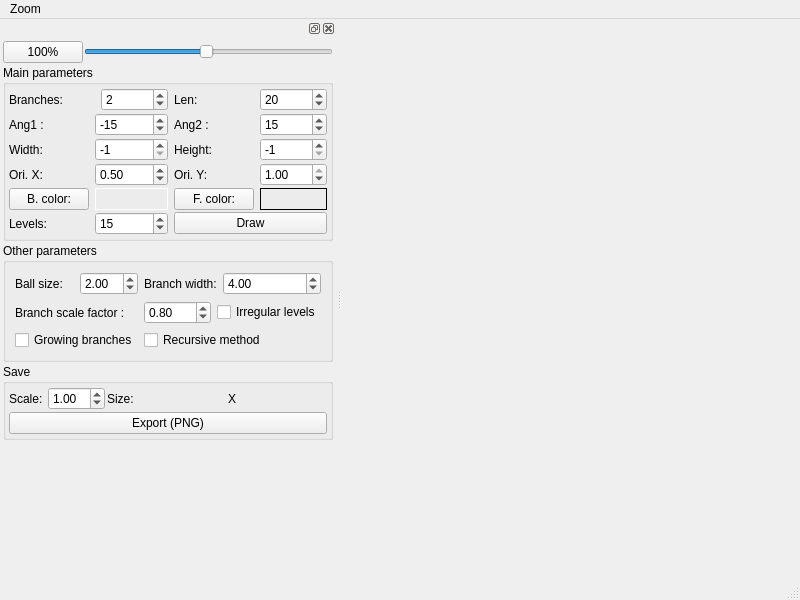
The window that src/mainwindow.ui (otre99/BeautifulTree) describes before a commit, drawn with Qt 5.
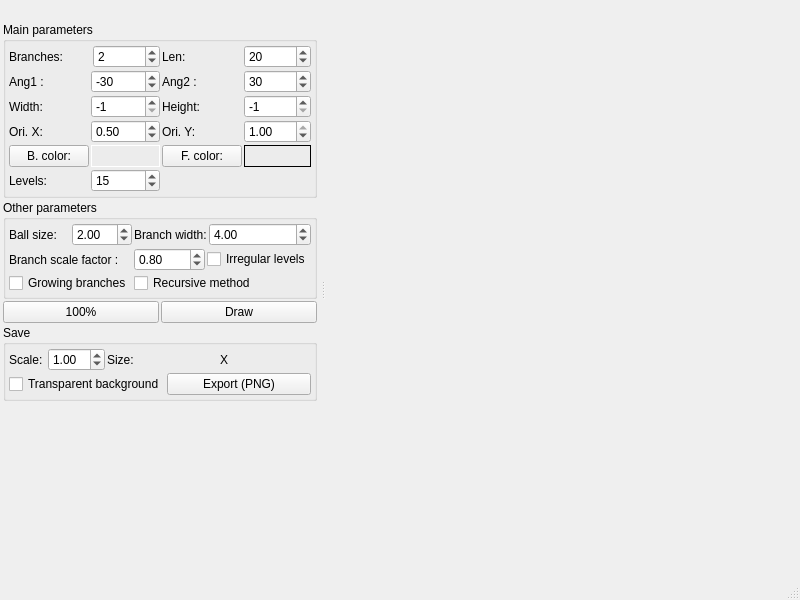
The same window after the commit.

Patch:
```diff
--- a/src/mainwindow.ui
+++ b/src/mainwindow.ui
@@ -20,26 +20,20 @@
      <x>0</x>
      <y>0</y>
      <width>800</width>
-     <height>20</height>
+     <height>22</height>
     </rect>
    </property>
-   <widget class="QMenu" name="menuZoom">
-    <property name="title">
-     <string>Zoom</string>
-    </property>
-   </widget>
-   <addaction name="menuZoom"/>
   </widget>
   <widget class="QStatusBar" name="statusbar"/>
   <widget class="QDockWidget" name="dockWidget">
+   <property name="features">
+    <set>QDockWidget::NoDockWidgetFeatures</set>
+   </property>
    <attribute name="dockWidgetArea">
     <number>1</number>
    </attribute>
    <widget class="QWidget" name="dockWidgetContents">
-    <layout class="QVBoxLayout" name="verticalLayout">
-     <property name="spacing">
-      <number>2</number>
-     </property>
+    <layout class="QGridLayout" name="gridLayout_4">
      <property name="leftMargin">
       <number>3</number>
      </property>
@@ -52,49 +46,10 @@
      <property name="bottomMargin">
       <number>3</number>
      </property>
-     <item>
-      <layout class="QHBoxLayout" name="horizontalLayout_5">
-       <property name="spacing">
-        <number>1</number>
-       </property>
-       <item>
-        <widget class="QPushButton" name="pushButton">
-         <property name="sizePolicy">
-          <sizepolicy hsizetype="Preferred" vsizetype="Fixed">
-           <horstretch>0</horstretch>
-           <verstretch>0</verstretch>
-          </sizepolicy>
-         </property>
-         <property name="text">
-          <string>100%</string>
-         </property>
-        </widget>
-       </item>
-       <item>
-        <widget class="QSlider" name="horizontalSlider">
-         <property name="sizePolicy">
-          <sizepolicy hsizetype="MinimumExpanding" vsizetype="Fixed">
-           <horstretch>0</horstretch>
-           <verstretch>0</verstretch>
-          </sizepolicy>
-         </property>
-         <property name="minimum">
-          <number>10</number>
-         </property>
-         <property name="maximum">
-          <number>1010</number>
-         </property>
-         <property name="value">
-          <number>500</number>
-         </property>
-         <property name="orientation">
-          <enum>Qt::Horizontal</enum>
-         </property>
-        </widget>
-       </item>
-      </layout>
-     </item>
-     <item>
+     <property name="spacing">
+      <number>2</number>
+     </property>
+     <item row="0" column="0" colspan="2">
       <widget class="QGroupBox" name="groupBox">
        <property name="title">
         <string>Main parameters</string>
@@ -112,9 +67,28 @@
         <property name="bottomMargin">
          <number>3</number>
         </property>
-        <property name="verticalSpacing">
+        <property name="spacing">
          <number>2</number>
         </property>
+        <item row="1" column="5">
+         <widget class="QSpinBox" name="spinBoxAng2">
+          <property name="sizePolicy">
+           <sizepolicy hsizetype="MinimumExpanding" vsizetype="Fixed">
+            <horstretch>0</horstretch>
+            <verstretch>0</verstretch>
+           </sizepolicy>
+          </property>
+          <property name="minimum">
+           <number>-90</number>
+          </property>
+          <property name="maximum">
+           <number>90</number>
+          </property>
+          <property name="value">
+           <number>30</number>
+          </property>
+         </widget>
+        </item>
         <item row="5" column="0">
          <widget class="QLabel" name="label">
           <property name="text">
@@ -122,16 +96,168 @@
           </property>
          </widget>
         </item>
-        <item row="5" column="1" colspan="2">
-         <widget class="QSpinBox" name="spinBoxLevels">
+        <item row="3" column="4">
+         <widget class="QLabel" name="label_12">
+          <property name="text">
+           <string>Ori. Y:</string>
+          </property>
+         </widget>
+        </item>
+        <item row="1" column="1" colspan="2">
+         <widget class="QSpinBox" name="spinBoxAng1">
+          <property name="sizePolicy">
+           <sizepolicy hsizetype="MinimumExpanding" vsizetype="Fixed">
+            <horstretch>0</horstretch>
+            <verstretch>0</verstretch>
+           </sizepolicy>
+          </property>
+          <property name="minimum">
+           <number>-90</number>
+          </property>
+          <property name="maximum">
+           <number>90</number>
+          </property>
+          <property name="value">
+           <number>-30</number>
+          </property>
+         </widget>
+        </item>
+        <item row="1" column="4">
+         <widget class="QLabel" name="label_5">
+          <property name="text">
+           <string>Ang2 :</string>
+          </property>
+         </widget>
+        </item>
+        <item row="4" column="1" colspan="2">
+         <widget class="QLabel" name="labelBColor">
+          <property name="sizePolicy">
+           <sizepolicy hsizetype="MinimumExpanding" vsizetype="Preferred">
+            <horstretch>0</horstretch>
+            <verstretch>0</verstretch>
+           </sizepolicy>
+          </property>
+          <property name="palette">
+           <palette>
+            <active>
+             <colorrole role="WindowText">
+              <brush brushstyle="SolidPattern">
+               <color alpha="255">
+                <red>255</red>
+                <green>255</green>
+                <blue>255</blue>
+               </color>
+              </brush>
+             </colorrole>
+             <colorrole role="Base">
+              <brush brushstyle="SolidPattern">
+               <color alpha="255">
+                <red>51</red>
+                <green>51</green>
+                <blue>51</blue>
+               </color>
+              </brush>
+             </colorrole>
+             <colorrole role="Window">
+              <brush brushstyle="SolidPattern">
+               <color alpha="255">
+                <red>0</red>
+                <green>0</green>
+                <blue>0</blue>
+               </color>
+              </brush>
+             </colorrole>
+            </active>
+            <inactive>
+             <colorrole role="WindowText">
+              <brush brushstyle="SolidPattern">
+               <color alpha="255">
+                <red>255</red>
+                <green>255</green>
+                <blue>255</blue>
+               </color>
+              </brush>
+             </colorrole>
+             <colorrole role="Base">
+              <brush brushstyle="SolidPattern">
+               <color alpha="255">
+                <red>51</red>
+                <green>51</green>
+                <blue>51</blue>
+               </color>
+              </brush>
+             </colorrole>
+             <colorrole role="Window">
+              <brush brushstyle="SolidPattern">
+               <color alpha="255">
+                <red>0</red>
+                <green>0</green>
+                <blue>0</blue>
+               </color>
+              </brush>
+             </colorrole>
+            </inactive>
+            <disabled>
+             <colorrole role="WindowText">
+              <brush brushstyle="SolidPattern">
+               <color alpha="127">
+                <red>255</red>
+                <green>255</green>
+                <blue>255</blue>
+               </color>
+              </brush>
+             </colorrole>
+             <colorrole role="Base">
+              <brush brushstyle="SolidPattern">
+               <color alpha="255">
+                <red>0</red>
+                <green>0</green>
+                <blue>0</blue>
+               </color>
+              </brush>
+             </colorrole>
+             <colorrole role="Window">
+              <brush brushstyle="SolidPattern">
+               <color alpha="255">
+                <red>0</red>
+                <green>0</green>
+                <blue>0</blue>
+               </color>
+              </brush>
+             </colorrole>
+            </disabled>
+           </palette>
+          </property>
+          <property name="frameShape">
+           <enum>QFrame::Box</enum>
+          </property>
+          <property name="frameShadow">
+           <enum>QFrame::Plain</enum>
+          </property>
+          <property name="text">
+           <string/>
+          </property>
+          <property name="margin">
+           <number>0</number>
+          </property>
+         </widget>
+        </item>
+        <item row="0" column="5">
+         <widget class="QSpinBox" name="spinBoxLen">
+          <property name="sizePolicy">
+           <sizepolicy hsizetype="MinimumExpanding" vsizetype="Fixed">
+            <horstretch>0</horstretch>
+            <verstretch>0</verstretch>
+           </sizepolicy>
+          </property>
           <property name="minimum">
            <number>1</number>
           </property>
           <property name="maximum">
-           <number>50</number>
+           <number>999999999</number>
           </property>
           <property name="value">
-           <number>15</number>
+           <number>20</number>
           </property>
          </widget>
         </item>
@@ -142,14 +268,103 @@
           </property>
          </widget>
         </item>
-        <item row="2" column="1" colspan="2">
-         <widget class="QSpinBox" name="spinBoxW">
-          <property name="sizePolicy">
-           <sizepolicy hsizetype="MinimumExpanding" vsizetype="Fixed">
-            <horstretch>0</horstretch>
-            <verstretch>0</verstretch>
-           </sizepolicy>
+        <item row="2" column="4">
+         <widget class="QLabel" name="label_7">
+          <property name="text">
+           <string>Height: </string>
           </property>
+         </widget>
+        </item>
+        <item row="1" column="0">
+         <widget class="QLabel" name="label_4">
+          <property name="text">
+           <string>Ang1 :</string>
+          </property>
+         </widget>
+        </item>
+        <item row="4" column="4">
+         <widget class="QPushButton" name="pushButtonFColor">
+          <property name="text">
+           <string>F. color:</string>
+          </property>
+         </widget>
+        </item>
+        <item row="4" column="5">
+         <widget class="QLabel" name="labelFColor">
+          <property name="palette">
+           <palette>
+            <active>
+             <colorrole role="Base">
+              <brush brushstyle="SolidPattern">
+               <color alpha="255">
+                <red>51</red>
+                <green>51</green>
+                <blue>51</blue>
+               </color>
+              </brush>
+             </colorrole>
+             <colorrole role="Window">
+              <brush brushstyle="SolidPattern">
+               <color alpha="255">
+                <red>139</red>
+                <green>139</green>
+                <blue>139</blue>
+               </color>
+              </brush>
+             </colorrole>
+            </active>
+            <inactive>
+             <colorrole role="Base">
+              <brush brushstyle="SolidPattern">
+               <color alpha="255">
+                <red>51</red>
+                <green>51</green>
+                <blue>51</blue>
+               </color>
+              </brush>
+             </colorrole>
+             <colorrole role="Window">
+              <brush brushstyle="SolidPattern">
+               <color alpha="255">
+                <red>139</red>
+                <green>139</green>
+                <blue>139</blue>
+               </color>
+              </brush>
+             </colorrole>
+            </inactive>
+            <disabled>
+             <colorrole role="Base">
+              <brush brushstyle="SolidPattern">
+               <color alpha="255">
+                <red>139</red>
+                <green>139</green>
+                <blue>139</blue>
+               </color>
+              </brush>
+             </colorrole>
+             <colorrole role="Window">
+              <brush brushstyle="SolidPattern">
+               <color alpha="255">
+                <red>139</red>
+                <green>139</green>
+                <blue>139</blue>
+               </color>
+              </brush>
+             </colorrole>
+            </disabled>
+           </palette>
+          </property>
+          <property name="frameShape">
+           <enum>QFrame::Box</enum>
+          </property>
+          <property name="text">
+           <string/>
+          </property>
+         </widget>
+        </item>
+        <item row="5" column="1" colspan="2">
+         <widget class="QSpinBox" name="spinBoxLevels">
           <property name="minimum">
            <number>-1</number>
           </property>
@@ -157,21 +372,7 @@
            <number>999999999</number>
           </property>
           <property name="value">
-           <number>-1</number>
-          </property>
-         </widget>
-        </item>
-        <item row="1" column="3">
-         <widget class="QLabel" name="label_5">
-          <property name="text">
-           <string>Ang2 :</string>
-          </property>
-         </widget>
-        </item>
-        <item row="0" column="0" colspan="2">
-         <widget class="QLabel" name="label_2">
-          <property name="text">
-           <string>Branches:</string>
+           <number>15</number>
           </property>
          </widget>
         </item>
@@ -182,117 +383,58 @@
           </property>
          </widget>
         </item>
-        <item row="0" column="3">
+        <item row="2" column="5">
+         <widget class="QSpinBox" name="spinBoxH">
+          <property name="sizePolicy">
+           <sizepolicy hsizetype="MinimumExpanding" vsizetype="Fixed">
+            <horstretch>0</horstretch>
+            <verstretch>0</verstretch>
+           </sizepolicy>
+          </property>
+          <property name="minimum">
+           <number>-1</number>
+          </property>
+          <property name="maximum">
+           <number>999999999</number>
+          </property>
+          <property name="value">
+           <number>-1</number>
+          </property>
+         </widget>
+        </item>
+        <item row="0" column="0" colspan="2">
+         <widget class="QLabel" name="label_2">
+          <property name="text">
+           <string>Branches:</string>
+          </property>
+         </widget>
+        </item>
+        <item row="2" column="1" colspan="2">
+         <widget class="QSpinBox" name="spinBoxW">
+          <property name="sizePolicy">
+           <sizepolicy hsizetype="MinimumExpanding" vsizetype="Fixed">
+            <horstretch>0</horstretch>
+            <verstretch>0</verstretch>
+           </sizepolicy>
+          </property>
+          <property name="minimum">
+           <number>-1</number>
+          </property>
+          <property name="maximum">
+           <number>999999999</number>
+          </property>
+          <property name="value">
+           <number>-1</number>
+          </property>
+         </widget>
+        </item>
+        <item row="0" column="4">
          <widget class="QLabel" name="label_3">
           <property name="text">
            <string>Len:</string>
           </property>
          </widget>
         </item>
-        <item row="5" column="3" colspan="2">
-         <widget class="QPushButton" name="pBDraw">
-          <property name="text">
-           <string>Draw</string>
-          </property>
-         </widget>
-        </item>
-        <item row="1" column="0">
-         <widget class="QLabel" name="label_4">
-          <property name="text">
-           <string>Ang1 :</string>
-          </property>
-         </widget>
-        </item>
-        <item row="2" column="4">
-         <widget class="QSpinBox" name="spinBoxH">
-          <property name="sizePolicy">
-           <sizepolicy hsizetype="MinimumExpanding" vsizetype="Fixed">
-            <horstretch>0</horstretch>
-            <verstretch>0</verstretch>
-           </sizepolicy>
-          </property>
-          <property name="minimum">
-           <number>-1</number>
-          </property>
-          <property name="maximum">
-           <number>999999999</number>
-          </property>
-          <property name="value">
-           <number>-1</number>
-          </property>
-         </widget>
-        </item>
-        <item row="4" column="0">
-         <widget class="QPushButton" name="pushButtonBColor">
-          <property name="text">
-           <string>B. color:</string>
-          </property>
-         </widget>
-        </item>
-        <item row="1" column="1" colspan="2">
-         <widget class="QSpinBox" name="spinBoxAng1">
-          <property name="sizePolicy">
-           <sizepolicy hsizetype="MinimumExpanding" vsizetype="Fixed">
-            <horstretch>0</horstretch>
-            <verstretch>0</verstretch>
-           </sizepolicy>
-          </property>
-          <property name="minimum">
-           <number>-90</number>
-          </property>
-          <property name="maximum">
-           <number>90</number>
-          </property>
-          <property name="value">
-           <number>-15</number>
-          </property>
-         </widget>
-        </item>
-        <item row="2" column="3">
-         <widget class="QLabel" name="label_7">
-          <property name="text">
-           <string>Height: </string>
-          </property>
-         </widget>
-        </item>
-        <item row="0" column="4">
-         <widget class="QSpinBox" name="spinBoxLen">
-          <property name="sizePolicy">
-           <sizepolicy hsizetype="MinimumExpanding" vsizetype="Fixed">
-            <horstretch>0</horstretch>
-            <verstretch>0</verstretch>
-           </sizepolicy>
-          </property>
-          <property name="minimum">
-           <number>1</number>
-          </property>
-          <property name="maximum">
-           <number>999999999</number>
-          </property>
-          <property name="value">
-           <number>20</number>
-          </property>
-         </widget>
-        </item>
-        <item row="3" column="4">
-         <widget class="QDoubleSpinBox" name="doubleSpinBoxCy">
-          <property name="sizePolicy">
-           <sizepolicy hsizetype="MinimumExpanding" vsizetype="Fixed">
-            <horstretch>0</horstretch>
-            <verstretch>0</verstretch>
-           </sizepolicy>
-          </property>
-          <property name="maximum">
-           <double>1.000000000000000</double>
-          </property>
-          <property name="singleStep">
-           <double>0.100000000000000</double>
-          </property>
-          <property name="value">
-           <double>1.000000000000000</double>
-          </property>
-         </widget>
-        </item>
         <item row="0" column="2">
          <widget class="QSpinBox" name="spinBoxBranches">
           <property name="sizePolicy">
@@ -312,6 +454,32 @@
           </property>
          </widget>
         </item>
+        <item row="3" column="5">
+         <widget class="QDoubleSpinBox" name="doubleSpinBoxCy">
+          <property name="sizePolicy">
+           <sizepolicy hsizetype="MinimumExpanding" vsizetype="Fixed">
+            <horstretch>0</horstretch>
+            <verstretch>0</verstretch>
+           </sizepolicy>
+          </property>
+          <property name="maximum">
+           <double>1.000000000000000</double>
+          </property>
+          <property name="singleStep">
+           <double>0.100000000000000</double>
+          </property>
+          <property name="value">
+           <double>1.000000000000000</double>
+          </property>
+         </widget>
+        </item>
+        <item row="4" column="0">
+         <widget class="QPushButton" name="pushButtonBColor">
+          <property name="text">
+           <string>B. color:</string>
+          </property>
+         </widget>
+        </item>
         <item row="3" column="1" colspan="2">
          <widget class="QDoubleSpinBox" name="doubleSpinBoxCx">
           <property name="sizePolicy">
@@ -331,235 +499,30 @@
           </property>
          </widget>
         </item>
-        <item row="1" column="4">
-         <widget class="QSpinBox" name="spinBoxAng2">
-          <property name="sizePolicy">
-           <sizepolicy hsizetype="MinimumExpanding" vsizetype="Fixed">
-            <horstretch>0</horstretch>
-            <verstretch>0</verstretch>
-           </sizepolicy>
-          </property>
-          <property name="minimum">
-           <number>-90</number>
-          </property>
-          <property name="maximum">
-           <number>90</number>
-          </property>
-          <property name="value">
-           <number>15</number>
-          </property>
-         </widget>
-        </item>
-        <item row="3" column="3">
-         <widget class="QLabel" name="label_12">
-          <property name="text">
-           <string>Ori. Y:</string>
-          </property>
-         </widget>
-        </item>
-        <item row="4" column="4">
-         <widget class="QLabel" name="labelFColor">
-          <property name="palette">
-           <palette>
-            <active>
-             <colorrole role="Base">
-              <brush brushstyle="SolidPattern">
-               <color alpha="255">
-                <red>51</red>
-                <green>51</green>
-                <blue>51</blue>
-               </color>
-              </brush>
-             </colorrole>
-             <colorrole role="Window">
-              <brush brushstyle="SolidPattern">
-               <color alpha="255">
-                <red>139</red>
-                <green>139</green>
-                <blue>139</blue>
-               </color>
-              </brush>
-             </colorrole>
-            </active>
-            <inactive>
-             <colorrole role="Base">
-              <brush brushstyle="SolidPattern">
-               <color alpha="255">
-                <red>51</red>
-                <green>51</green>
-                <blue>51</blue>
-               </color>
-              </brush>
-             </colorrole>
-             <colorrole role="Window">
-              <brush brushstyle="SolidPattern">
-               <color alpha="255">
-                <red>139</red>
-                <green>139</green>
-                <blue>139</blue>
-               </color>
-              </brush>
-             </colorrole>
-            </inactive>
-            <disabled>
-             <colorrole role="Base">
-              <brush brushstyle="SolidPattern">
-               <color alpha="255">
-                <red>139</red>
-                <green>139</green>
-                <blue>139</blue>
-               </color>
-              </brush>
-             </colorrole>
-             <colorrole role="Window">
-              <brush brushstyle="SolidPattern">
-               <color alpha="255">
-                <red>139</red>
-                <green>139</green>
-                <blue>139</blue>
-               </color>
-              </brush>
-             </colorrole>
-            </disabled>
-           </palette>
-          </property>
-          <property name="frameShape">
-           <enum>QFrame::Box</enum>
-          </property>
-          <property name="text">
-           <string/>
-          </property>
-         </widget>
-        </item>
-        <item row="4" column="3">
-         <widget class="QPushButton" name="pushButtonFColor">
-          <property name="text">
-           <string>F. color:</string>
-          </property>
-         </widget>
-        </item>
-        <item row="4" column="1" colspan="2">
-         <widget class="QLabel" name="labelBColor">
-          <property name="sizePolicy">
-           <sizepolicy hsizetype="MinimumExpanding" vsizetype="Preferred">
-            <horstretch>0</horstretch>
-            <verstretch>0</verstretch>
-           </sizepolicy>
-          </property>
-          <property name="palette">
-           <palette>
-            <active>
-             <colorrole role="WindowText">
-              <brush brushstyle="SolidPattern">
-               <color alpha="255">
-                <red>255</red>
-                <green>255</green>
-                <blue>255</blue>
-               </color>
-              </brush>
-             </colorrole>
-             <colorrole role="Base">
-              <brush brushstyle="SolidPattern">
-               <color alpha="255">
-                <red>51</red>
-                <green>51</green>
-                <blue>51</blue>
-               </color>
-              </brush>
-             </colorrole>
-             <colorrole role="Window">
-              <brush brushstyle="SolidPattern">
-               <color alpha="255">
-                <red>0</red>
-                <green>0</green>
-                <blue>0</blue>
-               </color>
-              </brush>
-             </colorrole>
-            </active>
-            <inactive>
-             <colorrole role="WindowText">
-              <brush brushstyle="SolidPattern">
-               <color alpha="255">
-                <red>255</red>
-                <green>255</green>
-                <blue>255</blue>
-               </color>
-              </brush>
-             </colorrole>
-             <colorrole role="Base">
-              <brush brushstyle="SolidPattern">
-               <color alpha="255">
-                <red>51</red>
-                <green>51</green>
-                <blue>51</blue>
-               </color>
-              </brush>
-             </colorrole>
-             <colorrole role="Window">
-              <brush brushstyle="SolidPattern">
-               <color alpha="255">
-                <red>0</red>
-                <green>0</green>
-                <blue>0</blue>
-               </color>
-              </brush>
-             </colorrole>
-            </inactive>
-            <disabled>
-             <colorrole role="WindowText">
-              <brush brushstyle="SolidPattern">
-               <color alpha="127">
-                <red>255</red>
-                <green>255</green>
-                <blue>255</blue>
-               </color>
-              </brush>
-             </colorrole>
-             <colorrole role="Base">
-              <brush brushstyle="SolidPattern">
-               <color alpha="255">
-                <red>0</red>
-                <green>0</green>
-                <blue>0</blue>
-               </color>
-              </brush>
-             </colorrole>
-             <colorrole role="Window">
-              <brush brushstyle="SolidPattern">
-               <color alpha="255">
-                <red>0</red>
-                <green>0</green>
-                <blue>0</blue>
-               </color>
-              </brush>
-             </colorrole>
-            </disabled>
-           </palette>
-          </property>
-          <property name="frameShape">
-           <enum>QFrame::Box</enum>
-          </property>
-          <property name="frameShadow">
-           <enum>QFrame::Plain</enum>
-          </property>
-          <property name="text">
-           <string/>
-          </property>
-          <property name="margin">
-           <number>0</number>
-          </property>
-         </widget>
-        </item>
        </layout>
       </widget>
      </item>
-     <item>
+     <item row="1" column="0" colspan="2">
       <widget class="QGroupBox" name="groupBox_2">
        <property name="title">
         <string>Other parameters</string>
        </property>
        <layout class="QGridLayout" name="gridLayout_2">
+        <property name="leftMargin">
+         <number>3</number>
+        </property>
+        <property name="topMargin">
+         <number>3</number>
+        </property>
+        <property name="rightMargin">
+         <number>3</number>
+        </property>
+        <property name="bottomMargin">
+         <number>3</number>
+        </property>
+        <property name="spacing">
+         <number>2</number>
+        </property>
         <item row="0" column="0">
          <widget class="QLabel" name="label_8">
           <property name="text">
@@ -653,7 +616,27 @@
        </layout>
       </widget>
      </item>
-     <item>
+     <item row="2" column="0">
+      <widget class="QPushButton" name="pushButton">
+       <property name="sizePolicy">
+        <sizepolicy hsizetype="Preferred" vsizetype="Fixed">
+         <horstretch>0</horstretch>
+         <verstretch>0</verstretch>
+        </sizepolicy>
+       </property>
+       <property name="text">
+        <string>100%</string>
+       </property>
+      </widget>
+     </item>
+     <item row="2" column="1">
+      <widget class="QPushButton" name="pBDraw">
+       <property name="text">
+        <string>Draw</string>
+       </property>
+      </widget>
+     </item>
+     <item row="3" column="0" colspan="2">
       <widget class="QGroupBox" name="groupBox_3">
        <property name="title">
         <string>Save</string>
@@ -675,13 +658,20 @@
          <number>2</number>
         </property>
         <item row="1" column="0">
+         <widget class="QCheckBox" name="checkBoxTranspaentBg">
+          <property name="text">
+           <string>Transparent background</string>
+          </property>
+         </widget>
+        </item>
+        <item row="1" column="1">
          <widget class="QPushButton" name="pushButtonSave">
           <property name="text">
            <string>Export (PNG)</string>
           </property>
          </widget>
         </item>
-        <item row="0" column="0">
+        <item row="0" column="0" colspan="2">
          <layout class="QHBoxLayout" name="horizontalLayout_7">
           <property name="spacing">
            <number>2</number>
@@ -757,7 +747,7 @@
        </layout>
       </widget>
      </item>
-     <item>
+     <item row="4" column="1">
       <spacer name="verticalSpacer">
        <property name="orientation">
         <enum>Qt::Vertical</enum>
```
Left out of the diff: 4 changed lines with no effect on the pictures.
